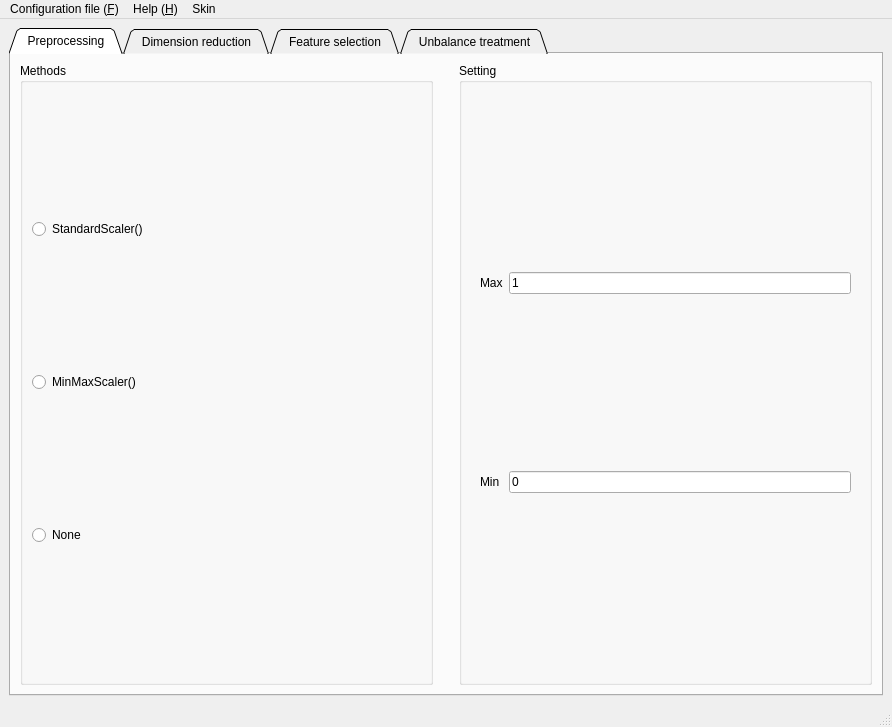
Above: GUI/easylearn_feature_engineering_gui.ui from easylearn-fmri/easylearn_dev before the change. Below: the same form after it.
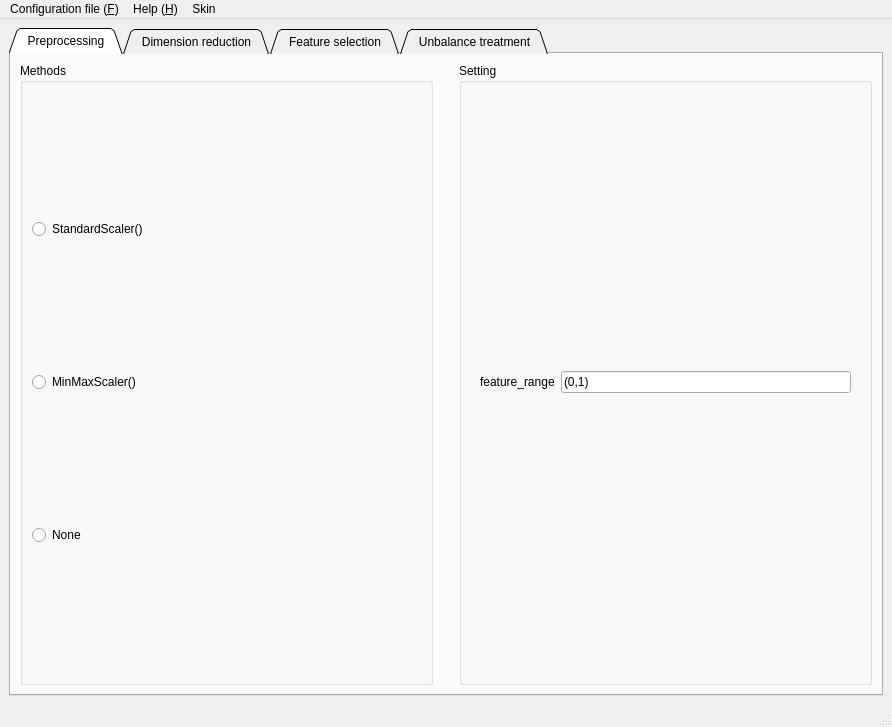
That is the form after the change. The open tabs and pages were chosen to show the change.

```diff
--- a/GUI/easylearn_feature_engineering_gui.ui
+++ b/GUI/easylearn_feature_engineering_gui.ui
@@ -119,31 +119,17 @@
              </widget>
              <widget class="QWidget" name="to_scaling">
               <layout class="QGridLayout" name="gridLayout_10">
-               <item row="1" column="1">
-                <widget class="QLineEdit" name="lineEdit_scaling_min">
-                 <property name="text">
-                  <string>0</string>
-                 </property>
-                </widget>
-               </item>
-               <item row="0" column="0">
-                <widget class="QLabel" name="label_scaling_max">
-                 <property name="text">
-                  <string>Max</string>
-                 </property>
-                </widget>
-               </item>
                <item row="0" column="1">
                 <widget class="QLineEdit" name="lineEdit_scaling_max">
                  <property name="text">
-                  <string>1</string>
+                  <string>(0,1)</string>
                  </property>
                 </widget>
                </item>
-               <item row="1" column="0">
-                <widget class="QLabel" name="label_scaling_min">
+               <item row="0" column="0">
+                <widget class="QLabel" name="label_scaling_feature_range">
                  <property name="text">
-                  <string>Min</string>
+                  <string>feature_range</string>
                  </property>
                 </widget>
                </item>
```
Left out of the diff: 6 changed lines with no effect on the pictures.
